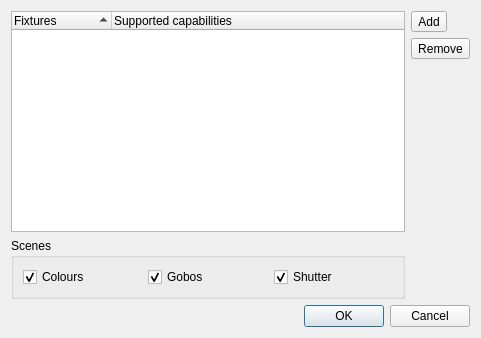
Above: ui/src/functionwizard.ui from mcallegari/qlcplus before the change. Below: the same form after it.
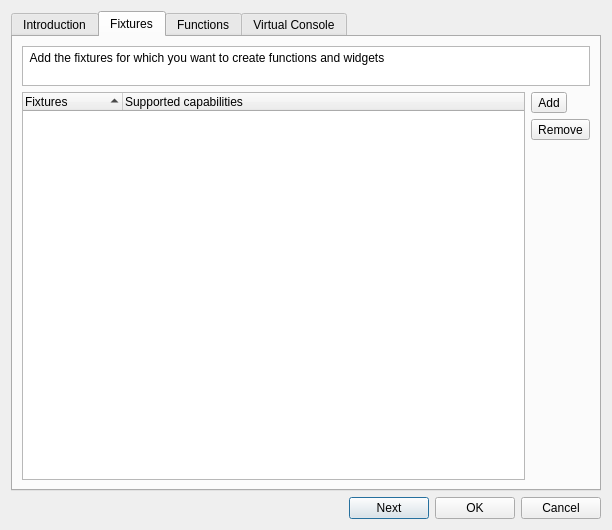
That is the form after the change. The open tabs and pages were chosen to show the change. Icons and pictures are not drawn.

Commit message: Function wizard: reimported wizard branch

Patch:
```diff
--- a/ui/src/functionwizard.ui
+++ b/ui/src/functionwizard.ui
@@ -6,167 +6,332 @@
    <rect>
     <x>0</x>
     <y>0</y>
-    <width>481</width>
-    <height>338</height>
+    <width>612</width>
+    <height>530</height>
    </rect>
   </property>
   <property name="windowTitle">
    <string>Function Wizard</string>
   </property>
   <layout class="QGridLayout" name="gridLayout_2">
-   <item row="0" column="0" rowspan="3">
-    <widget class="QTreeWidget" name="m_fixtureTree">
-     <property name="toolTip">
-      <string>Fixtures that will be included in automatic function creation</string>
+   <item row="2" column="0">
+    <layout class="QHBoxLayout" name="horizontalLayout">
+     <item>
+      <spacer name="horizontalSpacer">
+       <property name="orientation">
+        <enum>Qt::Horizontal</enum>
+       </property>
+       <property name="sizeHint" stdset="0">
+        <size>
+         <width>40</width>
+         <height>20</height>
+        </size>
+       </property>
+      </spacer>
+     </item>
+     <item>
+      <widget class="QPushButton" name="m_nextButton">
+       <property name="layoutDirection">
+        <enum>Qt::RightToLeft</enum>
+       </property>
+       <property name="text">
+        <string>Next</string>
+       </property>
+       <property name="icon">
+        <iconset resource="qlcui.qrc">
+         <normaloff>:/forward.png</normaloff>:/forward.png</iconset>
+       </property>
+      </widget>
+     </item>
+     <item>
+      <widget class="QPushButton" name="m_okButton">
+       <property name="text">
+        <string>OK</string>
+       </property>
+       <property name="icon">
+        <iconset resource="qlcui.qrc">
+         <normaloff>:/check.png</normaloff>:/check.png</iconset>
+       </property>
+      </widget>
+     </item>
+     <item>
+      <widget class="QPushButton" name="m_cancelButton">
+       <property name="text">
+        <string>Cancel</string>
+       </property>
+       <property name="icon">
+        <iconset resource="qlcui.qrc">
+         <normaloff>:/uncheck.png</normaloff>:/uncheck.png</iconset>
+       </property>
+      </widget>
+     </item>
+    </layout>
+   </item>
+   <item row="0" column="0">
+    <widget class="QTabWidget" name="m_tabWidget">
+     <property name="currentIndex">
+      <number>3</number>
      </property>
-     <property name="alternatingRowColors">
-      <bool>true</bool>
-     </property>
-     <property name="selectionMode">
-      <enum>QAbstractItemView::ExtendedSelection</enum>
-     </property>
-     <property name="rootIsDecorated">
-      <bool>false</bool>
-     </property>
-     <property name="itemsExpandable">
-      <bool>false</bool>
-     </property>
-     <property name="sortingEnabled">
-      <bool>true</bool>
-     </property>
-     <property name="allColumnsShowFocus">
-      <bool>true</bool>
-     </property>
-     <property name="expandsOnDoubleClick">
-      <bool>false</bool>
-     </property>
-     <column>
-      <property name="text">
+     <widget class="QWidget" name="m_introTab">
+      <attribute name="title">
+       <string>Introduction</string>
+      </attribute>
+      <layout class="QGridLayout" name="gridLayout_4">
+       <item row="0" column="1">
+        <widget class="QTextBrowser" name="m_introText">
+         <property name="frameShape">
+          <enum>QFrame::NoFrame</enum>
+         </property>
+         <property name="html">
+          <string>&lt;!DOCTYPE HTML PUBLIC &quot;-//W3C//DTD HTML 4.0//EN&quot; &quot;http://www.w3.org/TR/REC-html40/strict.dtd&quot;&gt;
+&lt;html&gt;&lt;head&gt;&lt;meta name=&quot;qrichtext&quot; content=&quot;1&quot; /&gt;&lt;style type=&quot;text/css&quot;&gt;
+p, li { white-space: pre-wrap; }
+&lt;/style&gt;&lt;/head&gt;&lt;body style=&quot; font-family:'Sans Serif'; font-size:9pt; font-weight:400; font-style:normal;&quot;&gt;
+&lt;p style=&quot; margin-top:0px; margin-bottom:0px; margin-left:0px; margin-right:0px; -qt-block-indent:0; text-indent:0px;&quot;&gt;&lt;span style=&quot; font-weight:600;&quot;&gt;Welcome to the QLC+ wizard !&lt;/span&gt;&lt;/p&gt;
+&lt;p style=&quot;-qt-paragraph-type:empty; margin-top:0px; margin-bottom:0px; margin-left:0px; margin-right:0px; -qt-block-indent:0; text-indent:0px;&quot;&gt;&lt;br /&gt;&lt;/p&gt;
+&lt;p style=&quot; margin-top:0px; margin-bottom:0px; margin-left:0px; margin-right:0px; -qt-block-indent:0; text-indent:0px;&quot;&gt;This is a guided procedure that will allow you to start using QLC+ in a few minutes.&lt;/p&gt;
+&lt;p style=&quot; margin-top:0px; margin-bottom:0px; margin-left:0px; margin-right:0px; -qt-block-indent:0; text-indent:0px;&quot;&gt;It basically consists in three simple steps:&lt;/p&gt;
+&lt;p style=&quot; margin-top:0px; margin-bottom:0px; margin-left:0px; margin-right:0px; -qt-block-indent:0; text-indent:0px;&quot;&gt;1- add fixtures&lt;/p&gt;
+&lt;p style=&quot; margin-top:0px; margin-bottom:0px; margin-left:0px; margin-right:0px; -qt-block-indent:0; text-indent:0px;&quot;&gt;2- select capabilities to create functions&lt;/p&gt;
+&lt;p style=&quot; margin-top:0px; margin-bottom:0px; margin-left:0px; margin-right:0px; -qt-block-indent:0; text-indent:0px;&quot;&gt;3- add widgets to the Virtual Console&lt;/p&gt;
+&lt;p style=&quot;-qt-paragraph-type:empty; margin-top:0px; margin-bottom:0px; margin-left:0px; margin-right:0px; -qt-block-indent:0; text-indent:0px;&quot;&gt;&lt;br /&gt;&lt;/p&gt;
+&lt;p style=&quot; margin-top:0px; margin-bottom:0px; margin-left:0px; margin-right:0px; -qt-block-indent:0; text-indent:0px;&quot;&gt;To move from a step to another press the &amp;quot;Next&amp;quot; button&lt;/p&gt;&lt;/body&gt;&lt;/html&gt;</string>
+         </property>
+        </widget>
+       </item>
+       <item row="0" column="0">
+        <widget class="QTextBrowser" name="m_wizardLogo">
+         <property name="frameShape">
+          <enum>QFrame::NoFrame</enum>
+         </property>
+         <property name="html">
+          <string notr="true">&lt;!DOCTYPE HTML PUBLIC &quot;-//W3C//DTD HTML 4.0//EN&quot; &quot;http://www.w3.org/TR/REC-html40/strict.dtd&quot;&gt;
+&lt;html&gt;&lt;head&gt;&lt;meta name=&quot;qrichtext&quot; content=&quot;1&quot; /&gt;&lt;style type=&quot;text/css&quot;&gt;
+p, li { white-space: pre-wrap; }
+&lt;/style&gt;&lt;/head&gt;&lt;body style=&quot; font-family:'Sans Serif'; font-size:9pt; font-weight:400; font-style:normal;&quot;&gt;
+&lt;p style=&quot; margin-top:0px; margin-bottom:0px; margin-left:0px; margin-right:0px; -qt-block-indent:0; text-indent:0px;&quot;&gt;&lt;img src=&quot;:/wizard_256.png&quot; /&gt;&lt;/p&gt;&lt;/body&gt;&lt;/html&gt;</string>
+         </property>
+        </widget>
+       </item>
+      </layout>
+     </widget>
+     <widget class="QWidget" name="m_fixturesTab">
+      <attribute name="title">
        <string>Fixtures</string>
-      </property>
-     </column>
-     <column>
-      <property name="text">
-       <string>Supported capabilities</string>
-      </property>
-     </column>
-    </widget>
-   </item>
-   <item row="0" column="1">
-    <widget class="QToolButton" name="m_addButton">
-     <property name="toolTip">
-      <string>Select fixtures that will be included in the automatically created functions</string>
-     </property>
-     <property name="text">
-      <string>Add</string>
-     </property>
-     <property name="icon">
-      <iconset resource="qlcui.qrc">
-       <normaloff>:/edit_add.png</normaloff>:/edit_add.png</iconset>
-     </property>
-     <property name="iconSize">
-      <size>
-       <width>32</width>
-       <height>32</height>
-      </size>
-     </property>
-    </widget>
-   </item>
-   <item row="1" column="1">
-    <widget class="QToolButton" name="m_removeButton">
-     <property name="toolTip">
-      <string>Don't include selected fixtures in the created functions</string>
-     </property>
-     <property name="text">
-      <string>Remove</string>
-     </property>
-     <property name="icon">
-      <iconset resource="qlcui.qrc">
-       <normaloff>:/edit_remove.png</normaloff>:/edit_remove.png</iconset>
-     </property>
-     <property name="iconSize">
-      <size>
-       <width>32</width>
-       <height>32</height>
-      </size>
-     </property>
-    </widget>
-   </item>
-   <item row="2" column="1" rowspan="2">
-    <spacer name="verticalSpacer">
-     <property name="orientation">
-      <enum>Qt::Vertical</enum>
-     </property>
-     <property name="sizeHint" stdset="0">
-      <size>
-       <width>20</width>
-       <height>237</height>
-      </size>
-     </property>
-    </spacer>
-   </item>
-   <item row="3" column="0">
-    <widget class="QGroupBox" name="groupBox">
-     <property name="sizePolicy">
-      <sizepolicy hsizetype="Preferred" vsizetype="Maximum">
-       <horstretch>0</horstretch>
-       <verstretch>0</verstretch>
-      </sizepolicy>
-     </property>
-     <property name="title">
-      <string>Scenes</string>
-     </property>
-     <layout class="QGridLayout" name="gridLayout">
-      <item row="0" column="0">
-       <widget class="QCheckBox" name="m_coloursCheck">
-        <property name="toolTip">
-         <string>Colour wheel presets</string>
-        </property>
-        <property name="text">
-         <string>Colours</string>
-        </property>
-        <property name="checked">
-         <bool>true</bool>
-        </property>
-       </widget>
-      </item>
-      <item row="0" column="1">
-       <widget class="QCheckBox" name="m_goboCheck">
-        <property name="toolTip">
-         <string>Gobo wheel presets</string>
-        </property>
-        <property name="text">
-         <string>Gobos</string>
-        </property>
-        <property name="checked">
-         <bool>true</bool>
-        </property>
-       </widget>
-      </item>
-      <item row="0" column="2">
-       <widget class="QCheckBox" name="m_shutterCheck">
-        <property name="toolTip">
-         <string>Strobe, open, closed...</string>
-        </property>
-        <property name="text">
-         <string>Shutter</string>
-        </property>
-        <property name="checked">
-         <bool>true</bool>
-        </property>
-       </widget>
-      </item>
-     </layout>
-    </widget>
-   </item>
-   <item row="4" column="0" colspan="2">
-    <widget class="QDialogButtonBox" name="m_buttonBox">
-     <property name="orientation">
-      <enum>Qt::Horizontal</enum>
-     </property>
-     <property name="standardButtons">
-      <set>QDialogButtonBox::Cancel|QDialogButtonBox::Ok</set>
-     </property>
+      </attribute>
+      <layout class="QGridLayout" name="gridLayout_3">
+       <item row="2" column="1">
+        <widget class="QToolButton" name="m_removeButton">
+         <property name="toolTip">
+          <string>Don't include selected fixtures in the created functions</string>
+         </property>
+         <property name="text">
+          <string>Remove</string>
+         </property>
+         <property name="icon">
+          <iconset resource="qlcui.qrc">
+           <normaloff>:/edit_remove.png</normaloff>:/edit_remove.png</iconset>
+         </property>
+         <property name="iconSize">
+          <size>
+           <width>32</width>
+           <height>32</height>
+          </size>
+         </property>
+        </widget>
+       </item>
+       <item row="3" column="1">
+        <spacer name="verticalSpacer">
+         <property name="orientation">
+          <enum>Qt::Vertical</enum>
+         </property>
+         <property name="sizeHint" stdset="0">
+          <size>
+           <width>20</width>
+           <height>211</height>
+          </size>
+         </property>
+        </spacer>
+       </item>
+       <item row="1" column="1">
+        <widget class="QToolButton" name="m_addButton">
+         <property name="toolTip">
+          <string>Select fixtures that will be included in the automatically created functions</string>
+         </property>
+         <property name="text">
+          <string>Add</string>
+         </property>
+         <property name="icon">
+          <iconset resource="qlcui.qrc">
+           <normaloff>:/edit_add.png</normaloff>:/edit_add.png</iconset>
+         </property>
+         <property name="iconSize">
+          <size>
+           <width>32</width>
+           <height>32</height>
+          </size>
+         </property>
+        </widget>
+       </item>
+       <item row="1" column="0" rowspan="3">
+        <widget class="QTreeWidget" name="m_fixtureTree">
+         <property name="toolTip">
+          <string>Fixtures that will be included in automatic function creation</string>
+         </property>
+         <property name="alternatingRowColors">
+          <bool>true</bool>
+         </property>
+         <property name="selectionMode">
+          <enum>QAbstractItemView::ExtendedSelection</enum>
+         </property>
+         <property name="sortingEnabled">
+          <bool>true</bool>
+         </property>
+         <property name="allColumnsShowFocus">
+          <bool>true</bool>
+         </property>
+         <column>
+          <property name="text">
+           <string>Fixtures</string>
+          </property>
+         </column>
+         <column>
+          <property name="text">
+           <string>Supported capabilities</string>
+          </property>
+         </column>
+        </widget>
+       </item>
+       <item row="0" column="0" colspan="2">
+        <widget class="QTextBrowser" name="m_fxHint">
+         <property name="sizePolicy">
+          <sizepolicy hsizetype="Expanding" vsizetype="Fixed">
+           <horstretch>0</horstretch>
+           <verstretch>0</verstretch>
+          </sizepolicy>
+         </property>
+         <property name="minimumSize">
+          <size>
+           <width>0</width>
+           <height>40</height>
+          </size>
+         </property>
+         <property name="maximumSize">
+          <size>
+           <width>16777215</width>
+           <height>40</height>
+          </size>
+         </property>
+         <property name="html">
+          <string>&lt;!DOCTYPE HTML PUBLIC &quot;-//W3C//DTD HTML 4.0//EN&quot; &quot;http://www.w3.org/TR/REC-html40/strict.dtd&quot;&gt;
+&lt;html&gt;&lt;head&gt;&lt;meta name=&quot;qrichtext&quot; content=&quot;1&quot; /&gt;&lt;style type=&quot;text/css&quot;&gt;
+p, li { white-space: pre-wrap; }
+&lt;/style&gt;&lt;/head&gt;&lt;body style=&quot; font-family:'Sans Serif'; font-size:9pt; font-weight:400; font-style:normal;&quot;&gt;
+&lt;p style=&quot; margin-top:0px; margin-bottom:0px; margin-left:0px; margin-right:0px; -qt-block-indent:0; text-indent:0px;&quot;&gt;&lt;img src=&quot;:/wizard.png&quot; width=&quot;24&quot; /&gt; Add the fixtures for which you want to create functions and widgets&lt;/p&gt;&lt;/body&gt;&lt;/html&gt;</string>
+         </property>
+        </widget>
+       </item>
+      </layout>
+     </widget>
+     <widget class="QWidget" name="m_functionsTab">
+      <attribute name="title">
+       <string>Functions</string>
+      </attribute>
+      <layout class="QGridLayout" name="gridLayout">
+       <item row="1" column="1">
+        <widget class="QTreeWidget" name="m_resFuncsTree">
+         <column>
+          <property name="text">
+           <string>Results</string>
+          </property>
+         </column>
+        </widget>
+       </item>
+       <item row="1" column="0">
+        <widget class="QTreeWidget" name="m_allFuncsTree">
+         <column>
+          <property name="text">
+           <string>Available</string>
+          </property>
+         </column>
+         <column>
+          <property name="text">
+           <string>Odd/Even</string>
+          </property>
+         </column>
+        </widget>
+       </item>
+       <item row="0" column="0" colspan="2">
+        <widget class="QTextBrowser" name="textBrowser">
+         <property name="minimumSize">
+          <size>
+           <width>0</width>
+           <height>55</height>
+          </size>
+         </property>
+         <property name="maximumSize">
+          <size>
+           <width>16777215</width>
+           <height>55</height>
+          </size>
+         </property>
+         <property name="html">
+          <string>&lt;!DOCTYPE HTML PUBLIC &quot;-//W3C//DTD HTML 4.0//EN&quot; &quot;http://www.w3.org/TR/REC-html40/strict.dtd&quot;&gt;
+&lt;html&gt;&lt;head&gt;&lt;meta name=&quot;qrichtext&quot; content=&quot;1&quot; /&gt;&lt;style type=&quot;text/css&quot;&gt;
+p, li { white-space: pre-wrap; }
+&lt;/style&gt;&lt;/head&gt;&lt;body style=&quot; font-family:'Sans Serif'; font-size:9pt; font-weight:400; font-style:normal;&quot;&gt;
+&lt;p style=&quot; margin-top:0px; margin-bottom:0px; margin-left:0px; margin-right:0px; -qt-block-indent:0; text-indent:0px;&quot;&gt;&lt;img src=&quot;:/wizard.png&quot; width=&quot;24&quot; /&gt; Based on the fixtures you added, I can create the functions listed on the left. Just select what you need and see the results on the right !&lt;/p&gt;&lt;/body&gt;&lt;/html&gt;</string>
+         </property>
+        </widget>
+       </item>
+       <item row="2" column="0" colspan="2">
+        <widget class="QGroupBox" name="groupBox">
+         <property name="title">
+          <string>Advanced</string>
+         </property>
+        </widget>
+       </item>
+      </layout>
+     </widget>
+     <widget class="QWidget" name="m_vcTab">
+      <attribute name="title">
+       <string>Virtual Console</string>
+      </attribute>
+      <layout class="QVBoxLayout" name="verticalLayout">
+       <item>
+        <widget class="QTextBrowser" name="textBrowser_2">
+         <property name="minimumSize">
+          <size>
+           <width>0</width>
+           <height>55</height>
+          </size>
+         </property>
+         <property name="maximumSize">
+          <size>
+           <width>16777215</width>
+           <height>55</height>
+          </size>
+         </property>
+         <property name="html">
+          <string>&lt;!DOCTYPE HTML PUBLIC &quot;-//W3C//DTD HTML 4.0//EN&quot; &quot;http://www.w3.org/TR/REC-html40/strict.dtd&quot;&gt;
+&lt;html&gt;&lt;head&gt;&lt;meta name=&quot;qrichtext&quot; content=&quot;1&quot; /&gt;&lt;style type=&quot;text/css&quot;&gt;
+p, li { white-space: pre-wrap; }
+&lt;/style&gt;&lt;/head&gt;&lt;body style=&quot; font-family:'Sans Serif'; font-size:9pt; font-weight:400; font-style:normal;&quot;&gt;
+&lt;p style=&quot; margin-top:0px; margin-bottom:0px; margin-left:0px; margin-right:0px; -qt-block-indent:0; text-indent:0px;&quot;&gt;&lt;img src=&quot;:/wizard.png&quot; width=&quot;24&quot; /&gt; Based on the functions you selected, I can create the following widgets on your Virtual Console. Just check which ones you need.&lt;/p&gt;&lt;/body&gt;&lt;/html&gt;</string>
+         </property>
+        </widget>
+       </item>
+       <item>
+        <widget class="QTreeWidget" name="treeWidget">
+         <column>
+          <property name="text">
+           <string>Widgets</string>
+          </property>
+         </column>
+        </widget>
+       </item>
+      </layout>
+     </widget>
     </widget>
    </item>
   </layout>
```
Left out of the diff: 65 changed lines with no effect on the pictures. The commit also changes 19 other files.
